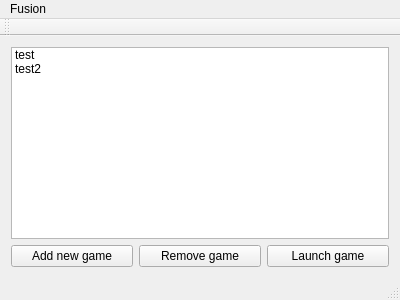
First picture: the form in mainwindow.ui, repository FusionLauncher/FusionClient, before the edit.
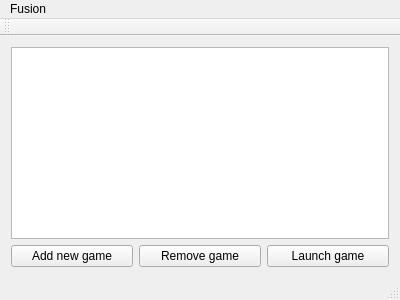
Second picture: the form after the edit.

```diff
--- a/mainwindow.ui
+++ b/mainwindow.ui
@@ -19,18 +19,7 @@
   <widget class="QWidget" name="centralWidget">
    <layout class="QVBoxLayout" name="verticalLayout">
     <item>
-     <widget class="QListWidget" name="listWidget">
-      <item>
-       <property name="text">
-        <string>test</string>
-       </property>
-      </item>
-      <item>
-       <property name="text">
-        <string>test2</string>
-       </property>
-      </item>
-     </widget>
+     <widget class="QListWidget" name="gameListWidget"/>
     </item>
     <item>
      <layout class="QHBoxLayout" name="horizontalLayout">
```
Left out of the diff: 8 changed lines with no effect on the pictures.
